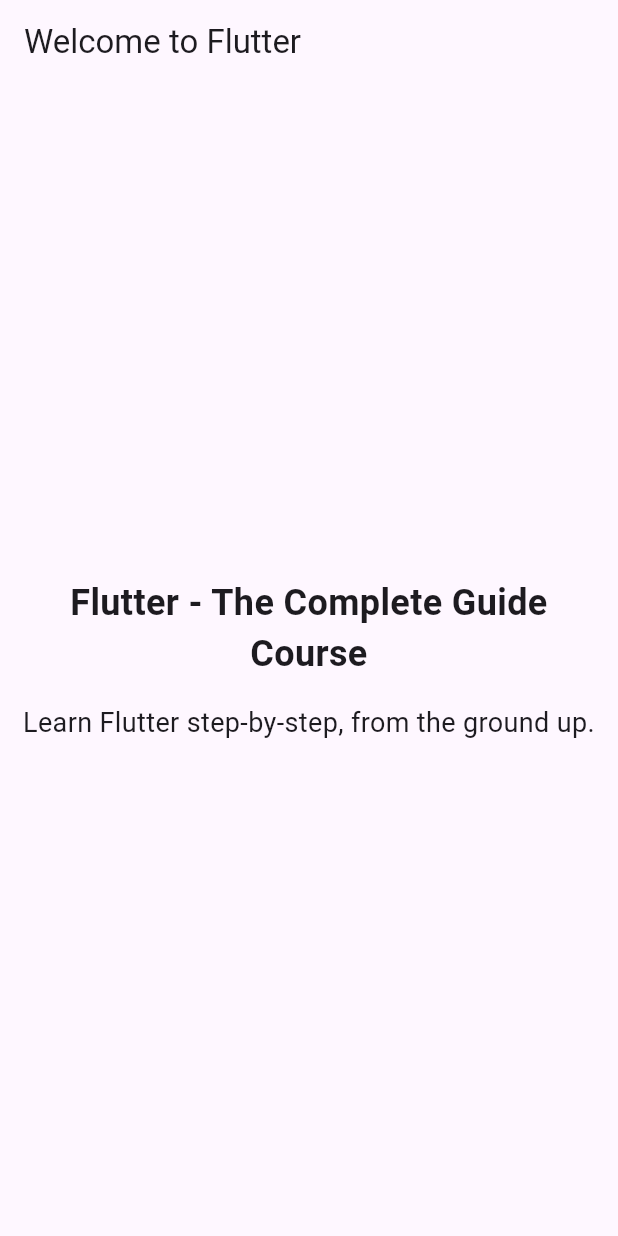
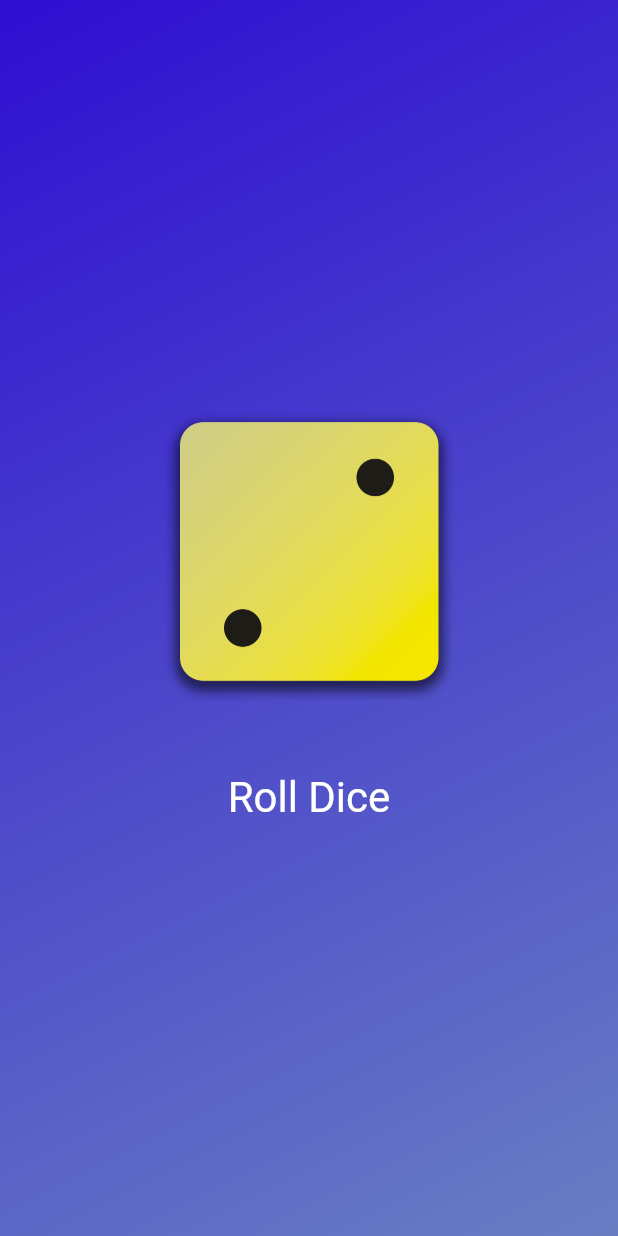
Before and after one commit to MatteoSpinelli/flutterCourse, a Flutter app: the screen it shows after launch, on a phone screen of 412 x 824 dp. Run offline on Flutter 3.47's test engine with Material 2 defaults, Android fonts, the phone set to English and light mode, and no system bars.

Commit message:
add dice roller

```diff
--- /dev/null
+++ b/lib/dice_roller.dart
@@ -0,0 +1,50 @@
+import 'dart:math';
+
+import 'package:flutter/material.dart';
+import 'package:flutter/widgets.dart';
+
+final randomizer = Random();
+
+class DiceRoller extends StatefulWidget {
+  const DiceRoller({super.key});
+  @override
+  State<DiceRoller> createState() {
+    return _DiceRollerState();
+  }
+}
+
+class _DiceRollerState extends State<DiceRoller> {
+  var currentRoll = 2;
+
+  void rollDice() {
+    setState(() {
+      currentRoll = randomizer.nextInt(6) + 1;
+    });
+  }
+
+  @override
+  Widget build(BuildContext context) {
+    return Column(
+      mainAxisSize: MainAxisSize.min,
+      children: [
+        Image.asset(
+          "assets/images/dice-$currentRoll.png",
+          width: 200,
+        ),
+        const SizedBox(
+          height: 40,
+        ),
+        TextButton(
+          onPressed: rollDice,
+          style: TextButton.styleFrom(
+            foregroundColor: Colors.white,
+            textStyle: const TextStyle(
+              fontSize: 28,
+            ),
+          ),
+          child: const Text("Roll Dice"),
+        )
+      ],
+    );
+  }
+}
--- /dev/null
+++ b/lib/gradient_container.dart
@@ -0,0 +1,30 @@
+import 'dart:math';
+
+import 'package:app/dice_roller.dart';
+import 'package:app/style_text.dart';
+import 'package:flutter/material.dart';
+
+const startAlignment = Alignment.topLeft;
+const endAlignment = Alignment.bottomRight;
+
+class GradientContainer extends StatelessWidget {
+  const GradientContainer(this.color1, this.color2, {key}) : super(key: key);
+  final Color color1;
+  final Color color2;
+
+  @override
+  Widget build(context) {
+    return Container(
+      decoration: BoxDecoration(
+        gradient: LinearGradient(
+          colors: [color1, color2],
+          begin: startAlignment,
+          end: endAlignment,
+        ),
+      ),
+      child: Center(
+        child: DiceRoller(),
+      ),
+    );
+  }
+}
--- a/lib/main.dart
+++ b/lib/main.dart
@@ -1,51 +1,15 @@
+import 'package:app/gradient_container.dart';
 import 'package:flutter/material.dart';
 
 void main() {
-  runApp(const MyApp());
-}
-
-// With Flutter, you create user interfaces by combining "widgets"
-// You'll learn all about them (and much more) throughout this course!
-class MyApp extends StatelessWidget {
-  const MyApp({super.key});
-  // Every custom widget must have a build() method
-  // It tells Flutter, which widgets make up your custom widget
-  // Again: You'll learn all about that throughout the course!
-  @override
-  Widget build(BuildContext context) {
-    // Below, a bunch of built-in widgets are used (provided by Flutter)
-    // They will be explained in the next sections
-    // In this course, you will, of course, not just use them a lot but
-    // also learn about many other widgets!
-    return MaterialApp(
-      title: 'Flutter First App',
-      theme: ThemeData(useMaterial3: true),
+  runApp(
+    const MaterialApp(
       home: Scaffold(
-        appBar: AppBar(
-          title: const Text('Welcome to Flutter'),
-        ),
-        body: Container(
-          width: double.infinity,
-          padding: const EdgeInsets.all(12),
-          child: const Column(
-            mainAxisAlignment: MainAxisAlignment.center,
-            crossAxisAlignment: CrossAxisAlignment.center,
-            children: [
-              Text(
-                'Flutter - The Complete Guide Course',
-                textAlign: TextAlign.center,
-                style: TextStyle(
-                  fontSize: 24,
-                  fontWeight: FontWeight.bold,
-                ),
-              ),
-              SizedBox(height: 16),
-              Text('Learn Flutter step-by-step, from the ground up.',
-                  textAlign: TextAlign.center, style: TextStyle(fontSize: 18)),
-            ],
-          ),
+        body: GradientContainer(
+          Color.fromARGB(255, 47, 14, 210),
+          Color.fromARGB(255, 104, 126, 195),
         ),
       ),
-    );
-  }
+    ),
+  );
 }
--- /dev/null
+++ b/lib/style_text.dart
@@ -0,0 +1,18 @@
+import 'package:flutter/material.dart';
+
+class StyleText extends StatelessWidget {
+  const StyleText(this.text, {key}) : super(key: key);
+
+  final String text;
+
+  @override
+  Widget build(context) {
+    return Text(
+      text,
+      style: const TextStyle(
+        color: Color.fromARGB(255, 255, 255, 255),
+        fontSize: 28,
+      ),
+    );
+  }
+}
```
Also changed, not shown: pubspec.yaml (+7 -4 lines), assets/images/dice-1.png (added), assets/images/dice-2.png (added), assets/images/dice-3.png (added), assets/images/dice-4.png (added), assets/images/dice-5.png (added), assets/images/dice-6.png (added).
